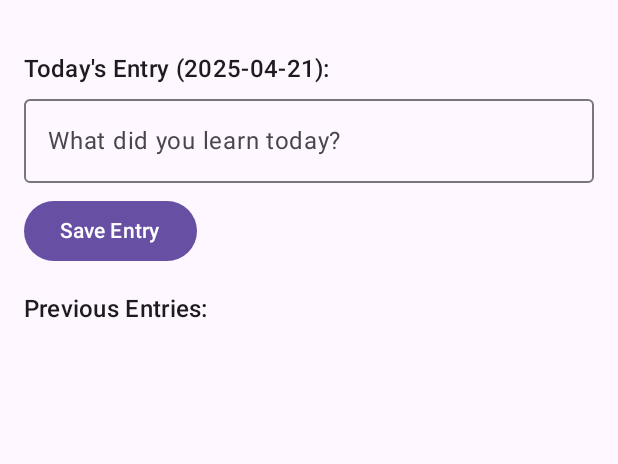
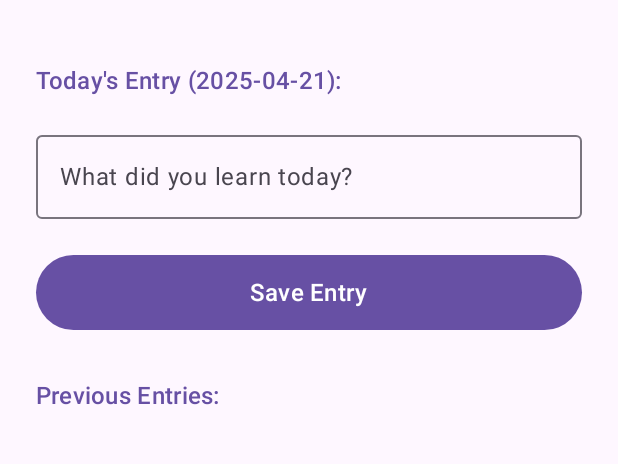
Before and after one commit to saadhablal/TodayILearned-Android, an Android app built with Jetpack Compose: the screen it shows after launch (MainActivity), on a phone screen of 412 x 824 dp, the part 69-533 px from its top. Run offline under Robolectric (Android 15) with nearby library versions, the phone set to English and light mode, and no system bars; libraries missing offline, so code that uses them is left out: net.sqlcipher.database; 2 statements that could not run were skipped.

Commit message:
Modernize MainScreen UI to match website's minimalist style

```diff
--- a/app/src/main/java/com/yourdomain/todayilearnedjournal/ui/MainScreen.kt
+++ b/app/src/main/java/com/yourdomain/todayilearnedjournal/ui/MainScreen.kt
@@ -42,46 +42,85 @@ fun MainScreen(viewModel: EntryViewModel) {
     Scaffold(
         topBar = {
             TopAppBar(
-                title = { Text("Today I Learned Journal") }
+                title = {
+                    Text(
+                        "Today I Learned Journal",
+                        style = MaterialTheme.typography.titleLarge
+                    )
+                },
+                colors = androidx.compose.material3.TopAppBarDefaults.topAppBarColors(
+                    containerColor = MaterialTheme.colorScheme.background
+                )
             )
-        }
+        },
+        containerColor = MaterialTheme.colorScheme.background
     ) { padding ->
         Column(
             modifier = Modifier
                 .padding(padding)
-                .padding(16.dp)
+                .padding(24.dp)
                 .fillMaxSize()
         ) {
-            Text("Today's Entry (${today}):", style = MaterialTheme.typography.titleMedium)
-            Spacer(Modifier.height(8.dp))
+            Text(
+                "Today's Entry (${today}):",
+                style = MaterialTheme.typography.titleMedium,
+                color = MaterialTheme.colorScheme.primary
+            )
+            Spacer(Modifier.height(16.dp))
             OutlinedTextField(
                 value = entryText,
                 onValueChange = { entryText = it },
-                modifier = Modifier.fillMaxWidth(),
-                placeholder = { Text("What did you learn today?") }
+                modifier = Modifier
+                    .fillMaxWidth()
+                    .padding(vertical = 8.dp),
+                placeholder = {
+                    Text(
+                        "What did you learn today?",
+                        style = MaterialTheme.typography.bodyLarge
+                    )
+                },
+                textStyle = MaterialTheme.typography.bodyLarge
             )
-            Spacer(Modifier.height(8.dp))
-            Button(onClick = {
-                viewModel.saveEntry(Entry(today, entryText.text))
-                Toast.makeText(context, "Saved!", Toast.LENGTH_SHORT).show()
-            }) {
-                Text("Save Entry")
+            Spacer(Modifier.height(16.dp))
+            Button(
+                onClick = {
+                    viewModel.saveEntry(Entry(today, entryText.text))
+                    Toast.makeText(context, "Saved!", Toast.LENGTH_SHORT).show()
+                },
+                modifier = Modifier
+                    .fillMaxWidth()
+                    .height(50.dp)
+            ) {
+                Text("Save Entry", style = MaterialTheme.typography.titleMedium)
             }
-            Spacer(Modifier.height(16.dp))
-            Text("Previous Entries:", style = MaterialTheme.typography.titleMedium)
-            Spacer(Modifier.height(8.dp))
-            LazyColumn {
+            Spacer(Modifier.height(32.dp))
+            Text(
+                "Previous Entries:",
+                style = MaterialTheme.typography.titleMedium,
+                color = MaterialTheme.colorScheme.primary
+            )
+            Spacer(Modifier.height(12.dp))
+            LazyColumn(
+                modifier = Modifier.weight(1f)
+            ) {
                 items(entries.size) { idx ->
                     val entry = entries[idx]
                     Card(
                         modifier = Modifier
                             .fillMaxWidth()
-                            .padding(vertical = 4.dp)
+                            .padding(vertical = 6.dp),
+                        colors = androidx.compose.material3.CardDefaults.cardColors(
+                            containerColor = MaterialTheme.colorScheme.surface
+                        )
                     ) {
-                        Column(Modifier.padding(8.dp)) {
-                            Text(entry.date, style = MaterialTheme.typography.labelMedium)
-                            Spacer(Modifier.height(4.dp))
-                            Text(entry.content)
+                        Column(Modifier.padding(16.dp)) {
+                            Text(
+                                entry.date,
+                                style = MaterialTheme.typography.labelLarge,
+                                color = MaterialTheme.colorScheme.secondary
+                            )
+                            Spacer(Modifier.height(6.dp))
+                            Text(entry.content, style = MaterialTheme.typography.bodyLarge)
                         }
                     }
                 }
```
